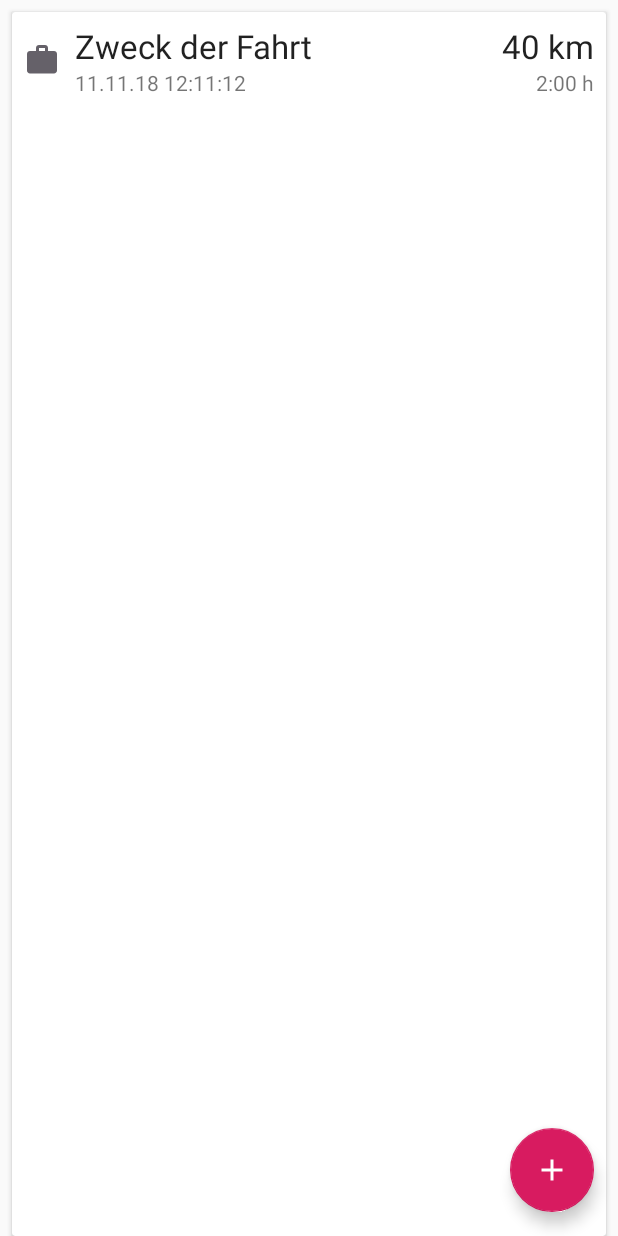
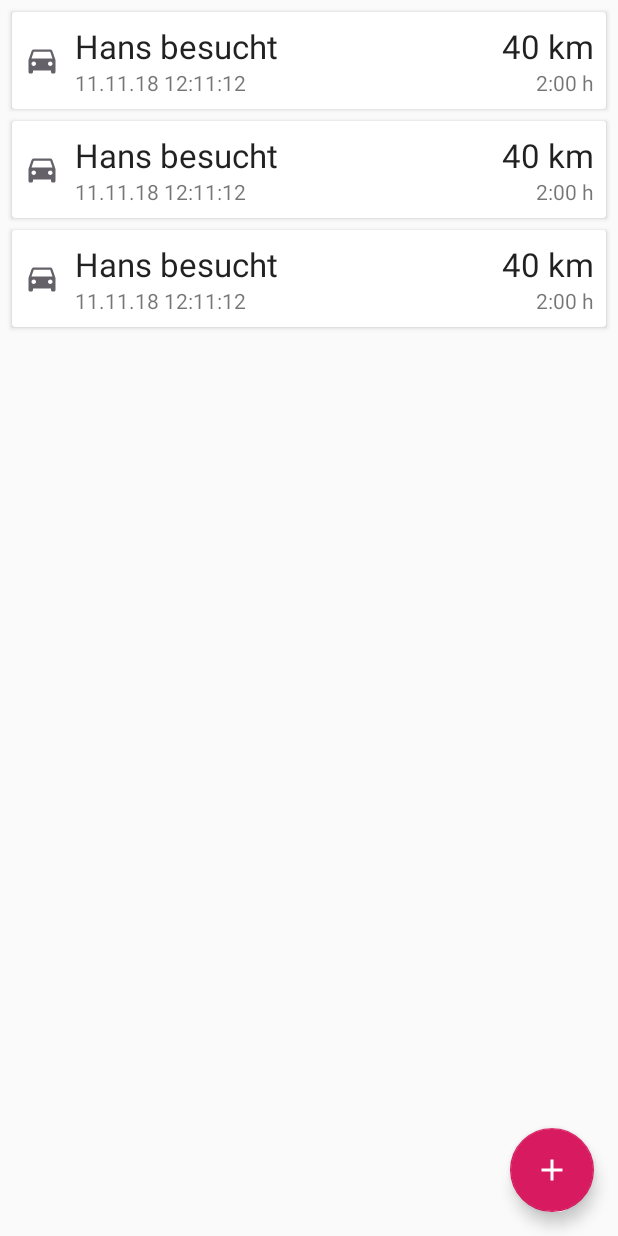
Before and after one commit to osti11/logbook, an Android app: the layout activity_main.xml on its own in the app's theme, with its tools: preview values and no code run, on a phone screen of 412 x 824 dp. Run offline under Robolectric (Android 15) with nearby library versions, the phone set to English and light mode, and no system bars; network calls fail.

Commit message:
updated resources

```diff
--- /dev/null
+++ b/app/src/main/res/drawable/ic_directions_car_black_24dp.xml
@@ -0,0 +1,5 @@
+<vector android:height="24dp" android:tint="#656169"
+    android:viewportHeight="24.0" android:viewportWidth="24.0"
+    android:width="24dp" xmlns:android="http://schemas.android.com/apk/res/android">
+    <path android:fillColor="#FF000000" android:pathData="M18.92,6.01C18.72,5.42 18.16,5 17.5,5h-11c-0.66,0 -1.21,0.42 -1.42,1.01L3,12v8c0,0.55 0.45,1 1,1h1c0.55,0 1,-0.45 1,-1v-1h12v1c0,0.55 0.45,1 1,1h1c0.55,0 1,-0.45 1,-1v-8l-2.08,-5.99zM6.5,16c-0.83,0 -1.5,-0.67 -1.5,-1.5S5.67,13 6.5,13s1.5,0.67 1.5,1.5S7.33,16 6.5,16zM17.5,16c-0.83,0 -1.5,-0.67 -1.5,-1.5s0.67,-1.5 1.5,-1.5 1.5,0.67 1.5,1.5 -0.67,1.5 -1.5,1.5zM5,11l1.5,-4.5h11L19,11L5,11z"/>
+</vector>
--- /dev/null
+++ b/app/src/main/res/drawable/ic_home_black_24dp.xml
@@ -0,0 +1,5 @@
+<vector android:height="24dp" android:tint="#656169"
+    android:viewportHeight="24.0" android:viewportWidth="24.0"
+    android:width="24dp" xmlns:android="http://schemas.android.com/apk/res/android">
+    <path android:fillColor="#FF000000" android:pathData="M10,20v-6h4v6h5v-8h3L12,3 2,12h3v8z"/>
+</vector>
--- /dev/null
+++ b/app/src/main/res/drawable/ic_home_location.xml
@@ -0,0 +1,6 @@
+<vector android:height="24dp" android:viewportHeight="230.313"
+    android:viewportWidth="230.313" android:width="24dp" xmlns:android="http://schemas.android.com/apk/res/android">
+    <path android:fillColor="#FF000000" android:pathData="M201.467,27.056c-15.906,0 -28.847,12.941 -28.847,28.848c0,8.997 7.807,21.589 12.459,28.293c2.919,4.205 6.108,8.301 8.983,11.533c4.632,5.21 6.094,5.634 7.404,5.634c4.209,0 13.638,-13.142 16.427,-17.169c4.639,-6.697 12.42,-19.278 12.42,-28.291C230.313,39.997 217.373,27.056 201.467,27.056zM213.766,55.702c0,6.729 -5.475,12.205 -12.204,12.205s-12.205,-5.476 -12.205,-12.205s5.476,-12.204 12.205,-12.204S213.766,48.973 213.766,55.702z"/>
+    <path android:fillColor="#FF000000" android:pathData="M163.009,128.258H92.158c-0.69,0 -1.362,0.072 -2.016,0.193c-4.001,-1.634 -6.834,-5.584 -6.834,-10.193c0,-6.065 4.9,-11 10.923,-11h69.928c6.075,0 11,-4.925 11,-11s-4.925,-11 -11,-11H94.23c-18.153,0 -32.923,14.804 -32.923,33s14.77,33 32.923,33h69.928c0.895,0 1.761,-0.119 2.594,-0.32c4.182,1.544 7.18,5.581 7.18,10.32c0,6.065 -4.9,11 -10.923,11H92.158c-6.075,0 -11,4.925 -11,11s4.925,11 11,11h70.851c18.153,0 32.923,-14.804 32.923,-33S181.162,128.258 163.009,128.258z"/>
+    <path android:fillColor="#FF000000" android:pathData="M39.687,131.944c-1.371,-1.359 -3.759,-1.359 -5.128,0L1.033,165.189c-0.994,0.986 -1.298,2.36 -0.793,3.587c0.505,1.225 1.687,1.985 3.085,1.985l4.133,0.009l-0.012,29.097c0,1.685 1.272,3.391 3.703,3.391h17.676v-19h16v19h18.271c2.431,0 3.703,-1.706 3.703,-3.392l-0.006,-29.226l4.15,0.042c0.001,0 0,0 0.001,0c1.674,0 2.687,-1.009 3.075,-1.952s0.382,-2.369 -0.801,-3.543L39.687,131.944z"/>
+</vector>
--- a/app/src/main/res/layout/ride_item.xml
+++ b/app/src/main/res/layout/ride_item.xml
@@ -2,7 +2,7 @@
 <androidx.cardview.widget.CardView
         xmlns:android="http://schemas.android.com/apk/res/android"
         android:layout_width="match_parent"
-        android:layout_height="match_parent"
+        android:layout_height="wrap_content"
         android:layout_marginEnd="8dp"
         android:layout_marginStart="8dp"
         android:layout_marginTop="8dp">
@@ -17,7 +17,7 @@
                     android:layout_width="wrap_content"
                     android:layout_height="wrap_content"
                     android:layout_centerVertical="true"
-                    android:src="@drawable/ic_work_grey_24dp"
+                    android:src="@drawable/ic_directions_car_black_24dp"
                     android:layout_marginRight="10dp"
                     />
 
@@ -39,7 +39,7 @@
                     android:maxLines="1"
                     android:layout_toStartOf="@id/text_view_distance"
                     android:textAppearance="@style/TextAppearance.AppCompat.Large"
-                    android:text="Zweck der Fahrt"
+                    android:text="Hans besucht"
                     android:layout_toEndOf="@id/item_icon"/>
 
             <TextView
```
